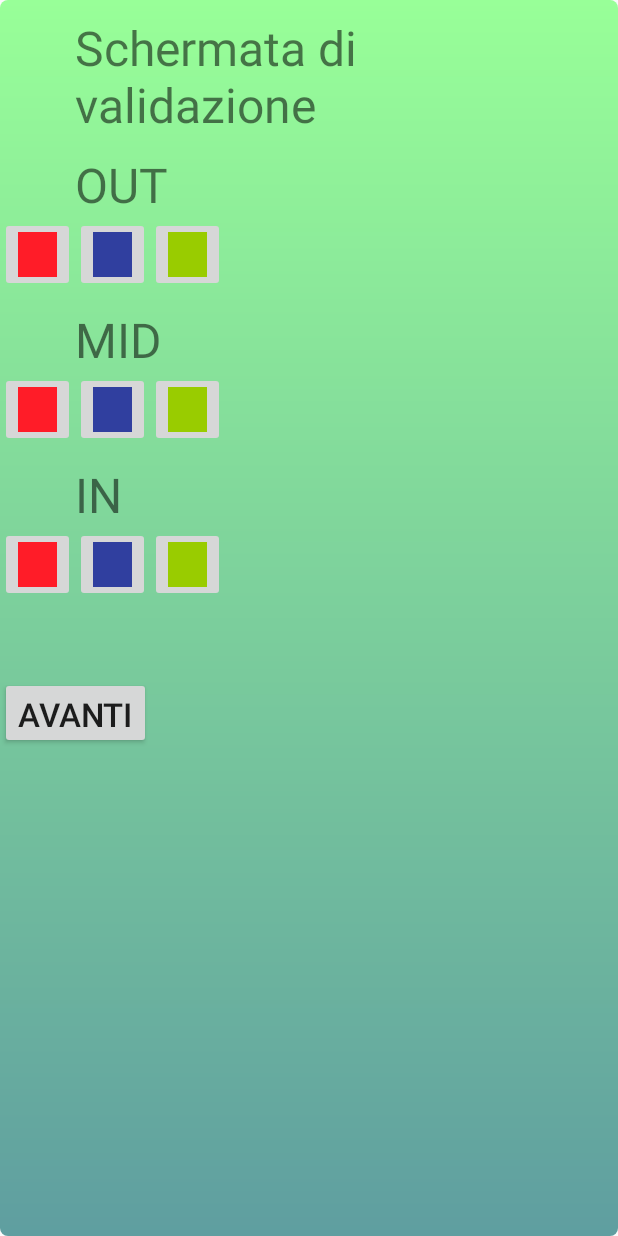
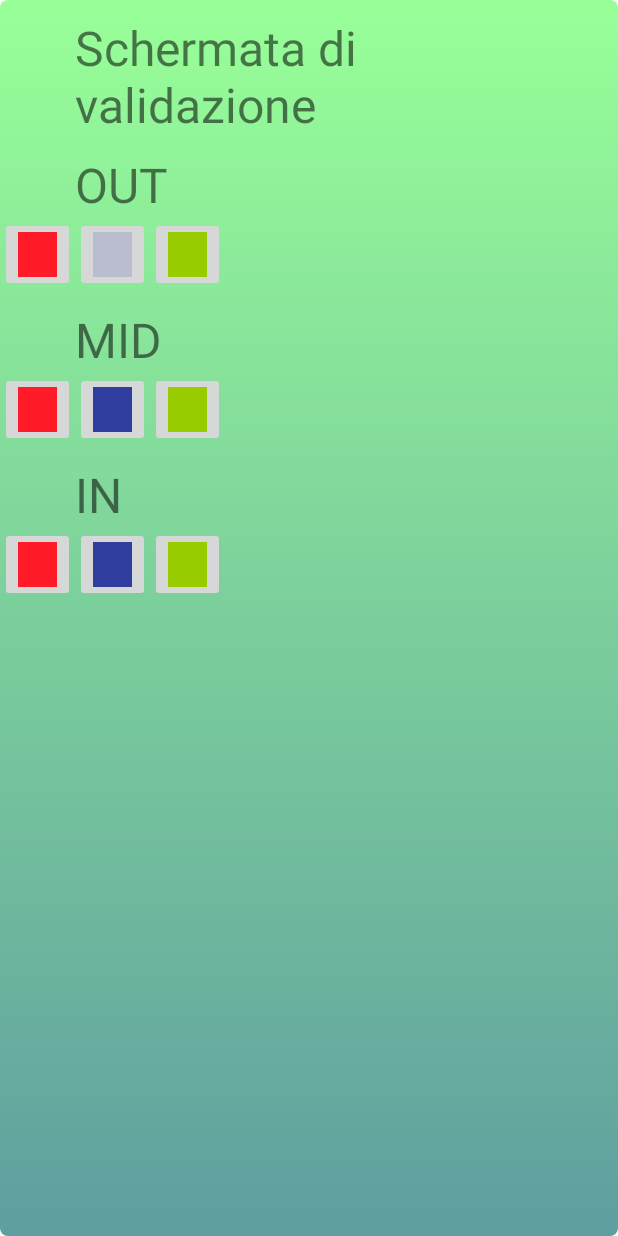
Before and after one commit to RiccardoMollo/appAracnoid, an Android app: the Validazione screen opened directly, with no data from a screen before it, after a tap on an icon or button, on a phone screen of 412 x 824 dp. Run offline under Robolectric (Android 15) with nearby library versions, the phone set to English and light mode, and no system bars; our stand-ins replace ButterKnife; 3 statements that could not run were skipped.

Commit message:
migliorati bottoni validazione

```diff
--- a/app/src/main/java/com/example/utente/apparacnoid/Validazione.java
+++ b/app/src/main/java/com/example/utente/apparacnoid/Validazione.java
@@ -7,6 +7,8 @@ import android.os.Message;
 import android.support.v7.app.AppCompatActivity;
 import android.os.Bundle;
 import android.view.View;
+import android.widget.Button;
+import android.widget.ImageButton;
 import android.widget.Toast;
 
 import org.json.JSONArray;
@@ -15,6 +17,7 @@ import org.json.JSONObject;
 
 import java.util.Random;
 
+import butterknife.BindView;
 import butterknife.ButterKnife;
 import butterknife.OnClick;
 import butterknife.Unbinder;
@@ -37,6 +40,25 @@ public class Validazione extends AppCompatActivity {
     int rI;
     int gI;
     int bI;
+
+    @BindView(R.id.out1)
+    ImageButton out1;
+    @BindView(R.id.out2)
+    ImageButton out2;
+    @BindView(R.id.out3)
+    ImageButton out3;
+    @BindView(R.id.mid1)
+    ImageButton mid1;
+    @BindView(R.id.mid2)
+    ImageButton mid2;
+    @BindView(R.id.mid3)
+    ImageButton mid3;
+    @BindView(R.id.in1)
+    ImageButton in1;
+    @BindView(R.id.in2)
+    ImageButton in2;
+    @BindView(R.id.in3)
+    ImageButton in3;
 
     JSONArray pixels_array;
 
@@ -232,81 +254,101 @@ public class Validazione extends AppCompatActivity {
         msg.sendToTarget();
     }
 
-    @OnClick(R.id.next)
-    public void clickNext(View view) {
+
+    public void GoNext() {
         if(verifica==3) {
             Intent intent = new Intent(this, MenuPrincipale.class);
-            /*SharedPreferences settings = getSharedPreferences("Settings", 0);
-            SharedPreferences.Editor editor = settings.edit();
-            editor.putString("host_url", host_url);
-            editor.apply();
-            editor.putInt("host_port", host_port);
-            editor.apply();*/
             startActivity(intent);
             finish();
         }
-        else{
-            Intent intent = new Intent(this, Validazione.class);
-            startActivity(intent);
-            finish();
-        }
+
     }
     @OnClick(R.id.out1)
     public void clickOut1(View view) {
         if (coloreOut == 0) {
             verifica++;
-        }
+            out1.setEnabled(false);
+            out1.setAlpha(45);
+            }
+        GoNext();
+
 
     }
     @OnClick(R.id.out2)
     public void clickOut2(View view) {
         if (coloreOut == 1) {
             verifica++;
+            out2.setEnabled(false);
+            out2.setAlpha(45);
         }
+        GoNext();
+
     }
     @OnClick(R.id.out3)
     public void clickOut3(View view) {
         if (coloreOut==2){
             verifica++;
+            out3.setEnabled(false);
+            out3.setAlpha(45);
         }
+        GoNext();
+
 
     }
     @OnClick(R.id.mid1)
     public void clickMid1(View view) {
         if (coloreMid == 0) {
             verifica++;
+            mid1.setEnabled(false);
+            mid1.setAlpha(45);
         }
+        GoNext();
     }
     @OnClick(R.id.mid2)
     public void clickMid2(View view) {
         if (coloreMid == 1) {
             verifica++;
+            mid2.setEnabled(false);
+            mid2.setAlpha(45);
         }
+        GoNext();
     }
     @OnClick(R.id.mid3)
     public void clickMid3(View view) {
         if (coloreMid==2){
             verifica++;
+            mid3.setEnabled(false);
+            mid3.setAlpha(45);
         }
+        GoNext();
 
     }
     @OnClick(R.id.in1)
     public void clickIn1(View view) {
         if (coloreIn == 0) {
             verifica++;
+            in1.setEnabled(false);
+            in1.setAlpha(45);
         }
+        GoNext();
     }
     @OnClick(R.id.in2)
     public void clickIn2(View view) {
         if (coloreIn == 1) {
             verifica++;
+            in2.setEnabled(false);
+            in2.setAlpha(45);
         }
+        GoNext();
     }
     @OnClick(R.id.in3)
     public void clickIn3(View view) {
         if (coloreIn==2){
             verifica++;
+            in3.setEnabled(false);
+            in3.setAlpha(45);
         }
+        GoNext();
 
     }
 
--- a/app/src/main/res/layout/activity_validazione.xml
+++ b/app/src/main/res/layout/activity_validazione.xml
@@ -133,15 +133,6 @@
     </LinearLayout>
 
 
-    <Button
-        android:id="@+id/next"
-        android:layout_width="wrap_content"
-        android:layout_height="48dp"
-        android:layout_marginTop="50dp"
-        android:text="AVANTI"
-        android:textSize="22sp"
-        />
-
 
 
 </LinearLayout>
```
